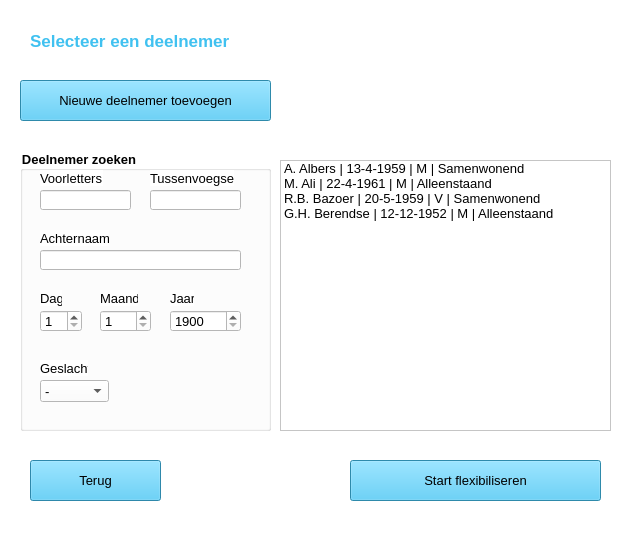
Old version of the form deelnemerselectie.ui in the repository Alwin1234567/AR-project.
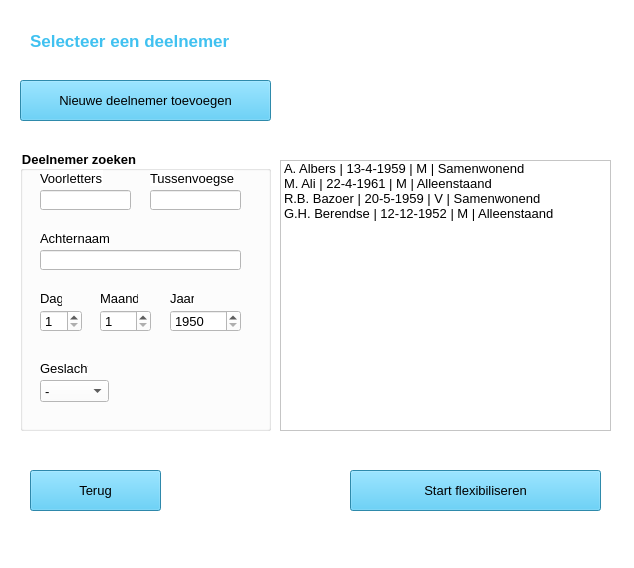
New version of the form. Icons and pictures are not drawn.

Commit message: labels toegevoegd om foutmeldingen in te kunnen tonen

The edit to the form file:
```diff
--- a/deelnemerselectie.ui
+++ b/deelnemerselectie.ui
@@ -7,7 +7,7 @@
     <x>0</x>
     <y>0</y>
     <width>634</width>
-    <height>557</height>
+    <height>568</height>
    </rect>
   </property>
   <property name="windowTitle">
@@ -63,7 +63,7 @@
     <property name="geometry">
      <rect>
       <x>350</x>
-      <y>460</y>
+      <y>470</y>
       <width>251</width>
       <height>41</height>
      </rect>
@@ -374,10 +374,10 @@
       </font>
      </property>
      <property name="minimum">
-      <number>1900</number>
+      <number>1950</number>
      </property>
      <property name="maximum">
-      <number>3000</number>
+      <number>2100</number>
      </property>
     </widget>
     <widget class="QLabel" name="label_3">
@@ -426,7 +426,7 @@
     <property name="geometry">
      <rect>
       <x>30</x>
-      <y>460</y>
+      <y>470</y>
       <width>131</width>
       <height>41</height>
      </rect>
@@ -445,6 +445,38 @@
      <string>Terug</string>
     </property>
    </widget>
+   <widget class="QLabel" name="lblFoutmeldingKiezen">
+    <property name="geometry">
+     <rect>
+      <x>30</x>
+      <y>430</y>
+      <width>571</width>
+      <height>31</height>
+     </rect>
+    </property>
+    <property name="font">
+     <font>
+      <pointsize>10</pointsize>
+     </font>
+    </property>
+    <property name="styleSheet">
+     <string notr="true">color: rgb(255, 0, 4);</string>
+    </property>
+    <property name="text">
+     <string/>
+    </property>
+    <property name="alignment">
+     <set>Qt::AlignLeading|Qt::AlignLeft|Qt::AlignVCenter</set>
+    </property>
+   </widget>
+   <zorder>lblFoutmeldingKiezen</zorder>
+   <zorder>lbl_logo</zorder>
+   <zorder>btnDeelnemerToevoegen</zorder>
+   <zorder>btnStartFlexibiliseren</zorder>
+   <zorder>listWidget</zorder>
+   <zorder>groupBox</zorder>
+   <zorder>label_9</zorder>
+   <zorder>btnTerug</zorder>
   </widget>
   <widget class="QMenuBar" name="menubar">
    <property name="geometry">
```
The commit also changes 1 other file.
